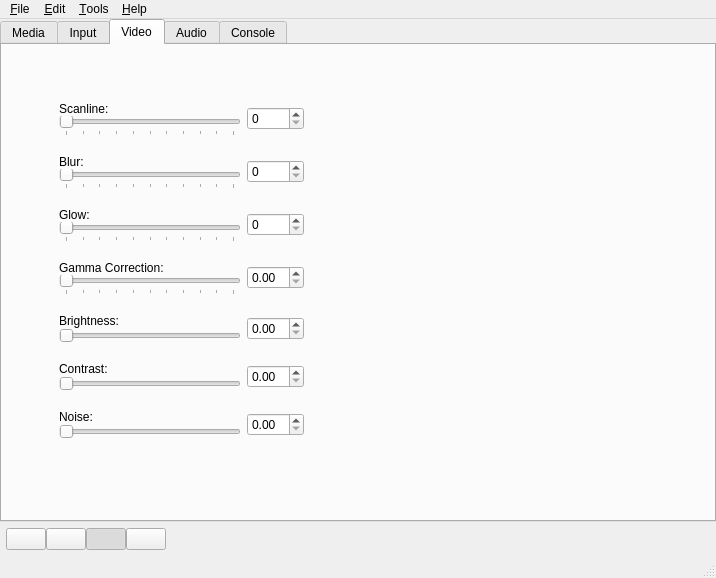
Before: the Qt Designer form main.ui in openMSX/catapult, drawn with Qt 5.
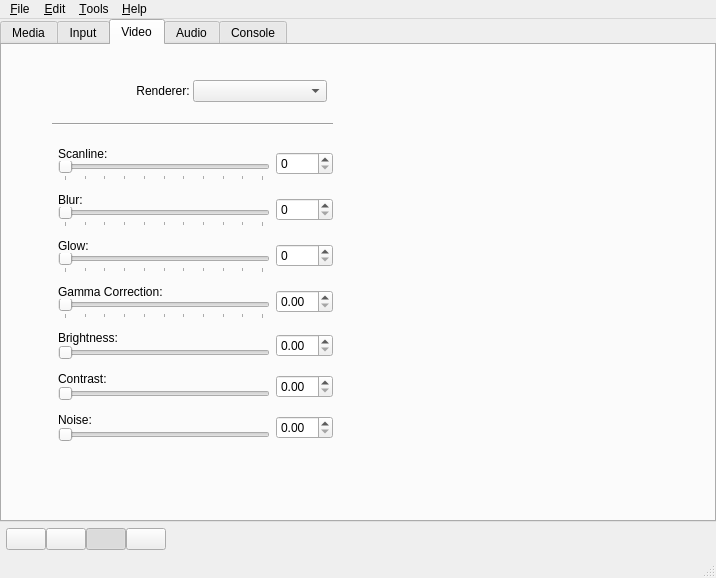
After: the same form once the commit is applied. The open tabs and pages were chosen to show the change. Icons and pictures are not drawn.

Commit message: Tried to get a render combobox in the video tab

Patch:
```diff
--- a/main.ui
+++ b/main.ui
@@ -1153,15 +1153,56 @@
        <attribute name="title" >
         <string>Video</string>
        </attribute>
-       <widget class="QWidget" name="widget" >
+       <widget class="QWidget" name="" >
         <property name="geometry" >
          <rect>
-          <x>51</x>
-          <y>44</y>
-          <width>251</width>
-          <height>364</height>
+          <x>50</x>
+          <y>20</y>
+          <width>281</width>
+          <height>395</height>
          </rect>
         </property>
+        <layout class="QVBoxLayout" >
+         <item>
+          <layout class="QHBoxLayout" >
+           <property name="spacing" >
+            <number>0</number>
+           </property>
+           <property name="leftMargin" >
+            <number>6</number>
+           </property>
+           <property name="topMargin" >
+            <number>6</number>
+           </property>
+           <property name="rightMargin" >
+            <number>6</number>
+           </property>
+           <property name="bottomMargin" >
+            <number>6</number>
+           </property>
+           <item>
+            <widget class="QLabel" name="label_2" >
+             <property name="text" >
+              <string>Renderer: </string>
+             </property>
+             <property name="alignment" >
+              <set>Qt::AlignRight|Qt::AlignTrailing|Qt::AlignVCenter</set>
+             </property>
+            </widget>
+           </item>
+           <item>
+            <widget class="QComboBox" name="rendererComboBox" />
+           </item>
+          </layout>
+         </item>
+         <item>
+          <widget class="Line" name="line" >
+           <property name="orientation" >
+            <enum>Qt::Horizontal</enum>
+           </property>
+          </widget>
+         </item>
+         <item>
         <layout class="QGridLayout" >
          <property name="leftMargin" >
           <number>0</number>
@@ -1499,6 +1540,8 @@
             <number>0</number>
            </property>
           </widget>
+           </item>
+          </layout>
          </item>
         </layout>
        </widget>
```
Lines whose indentation alone changed are shown as unchanged. The commit also changes 2 other files.
